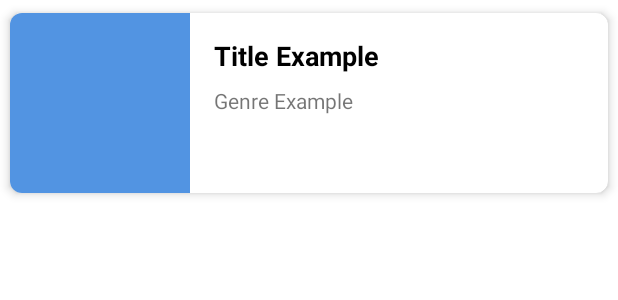
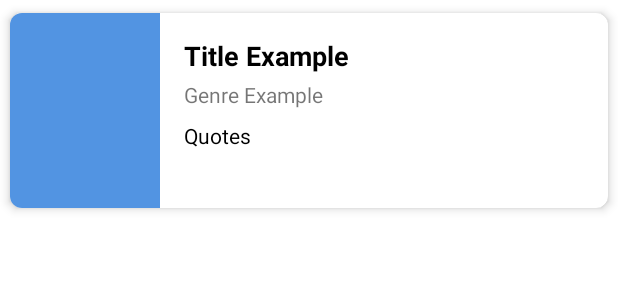
Before and after one commit to ichsanulalifwan/learn-android-jetpack, an Android app: the layout item_movie.xml on its own in the app's theme, with its tools: preview values and no code run, on a phone screen of 412 x 824 dp. Shown: the top 300 px of the screen. Run offline under Robolectric (Android 15) with nearby library versions, the phone set to English and light mode, and no system bars.

Commit message:
setup viewpager and change view

```diff
--- a/app/build.gradle
+++ b/app/build.gradle
@@ -46,7 +46,6 @@ dependencies {
     implementation "androidx.constraintlayout:constraintlayout:$constraintlayout_version"
     implementation "androidx.recyclerview:recyclerview:$recyclerview_version"
     implementation "com.github.bumptech.glide:glide:$glide_version"
-    implementation "androidx.viewpager2:viewpager2:$viewpager2_version"
 
     // ViewModel
     implementation "androidx.lifecycle:lifecycle-viewmodel-ktx:$lifecycle_version"
--- a/app/src/main/res/layout/item_movie.xml
+++ b/app/src/main/res/layout/item_movie.xml
@@ -16,14 +16,15 @@
         android:layout_width="match_parent"
         android:layout_height="wrap_content">
 
-        <com.google.android.material.imageview.ShapeableImageView
+        <ImageView
             android:id="@+id/img_poster"
-            android:layout_width="120dp"
-            android:layout_height="120dp"
+            android:layout_width="100dp"
+            android:layout_height="130dp"
             android:src="@color/blue"
             app:layout_constraintBottom_toBottomOf="parent"
             app:layout_constraintStart_toStartOf="parent"
-            app:layout_constraintTop_toTopOf="parent" />
+            app:layout_constraintTop_toTopOf="parent"
+            tools:ignore="ContentDescription" />
 
         <TextView
             android:id="@+id/tv_title"
@@ -45,14 +46,31 @@
 
         <TextView
             android:id="@+id/tv_genre"
-            android:layout_width="wrap_content"
+            android:layout_width="0dp"
             android:layout_height="wrap_content"
-            android:layout_marginTop="8dp"
+            android:layout_marginTop="4dp"
+            android:layout_marginEnd="8dp"
             android:gravity="start"
+            android:maxLines="2"
             android:textSize="14sp"
+            app:layout_constraintEnd_toEndOf="parent"
             app:layout_constraintStart_toStartOf="@id/tv_title"
             app:layout_constraintTop_toBottomOf="@id/tv_title"
             tools:text="Genre Example" />
 
+        <TextView
+            android:id="@+id/tv_quote"
+            android:layout_width="0dp"
+            android:layout_height="wrap_content"
+            android:layout_marginTop="8dp"
+            android:layout_marginEnd="8dp"
+            android:gravity="start"
+            android:maxLines="2"
+            android:textColor="@color/black"
+            app:layout_constraintEnd_toEndOf="parent"
+            app:layout_constraintStart_toStartOf="@id/tv_genre"
+            app:layout_constraintTop_toBottomOf="@id/tv_genre"
+            tools:text="@string/quotes" />
+
     </androidx.constraintlayout.widget.ConstraintLayout>
 </com.google.android.material.card.MaterialCardView>
--- a/app/src/main/res/values/strings.xml
+++ b/app/src/main/res/values/strings.xml
@@ -4,4 +4,7 @@
     <string name="hello_blank_fragment">Hello blank fragment</string>
     <string name="title">Title Example</string>
     <string name="season_text">Seasons</string>
+    <string name="tab_text_movies">Movies</string>
+    <string name="tab_text_tvshow">Tv Shows</string>
+    <string name="quotes">Quotes</string>
 </resources>
--- a/build.gradle
+++ b/build.gradle
@@ -10,7 +10,6 @@ buildscript {
         lifecycle_version = '2.3.1'
         material_version = '1.4.0-alpha02'
         recyclerview_version = '1.2.0'
-        viewpager2_version = '1.0.0'
 
         // testing
         junit_version = '4.13.2'
```
Also changed, not shown: app/src/main/java/com/dicoding/picodiploma/moviecatalogue/adapter/MovieAdapter.kt (+3 -4 lines), app/src/main/java/com/dicoding/picodiploma/moviecatalogue/adapter/SectionsPagerAdapter.kt (added, +31 -0 lines), app/src/main/java/com/dicoding/picodiploma/moviecatalogue/adapter/TvShowAdapter.kt (+3 -4 lines), app/src/main/java/com/dicoding/picodiploma/moviecatalogue/ui/MainActivity.kt (+11 -2 lines), app/src/main/java/com/dicoding/picodiploma/moviecatalogue/ui/MovieFragment.kt (+28 -45 lines), app/src/main/java/com/dicoding/picodiploma/moviecatalogue/ui/TvShowFragment.kt (+28 -45 lines), app/src/main/res/layout/activity_main.xml (+17 -9 lines), app/src/main/res/layout/item_tvshow.xml (+11 -8 lines).
